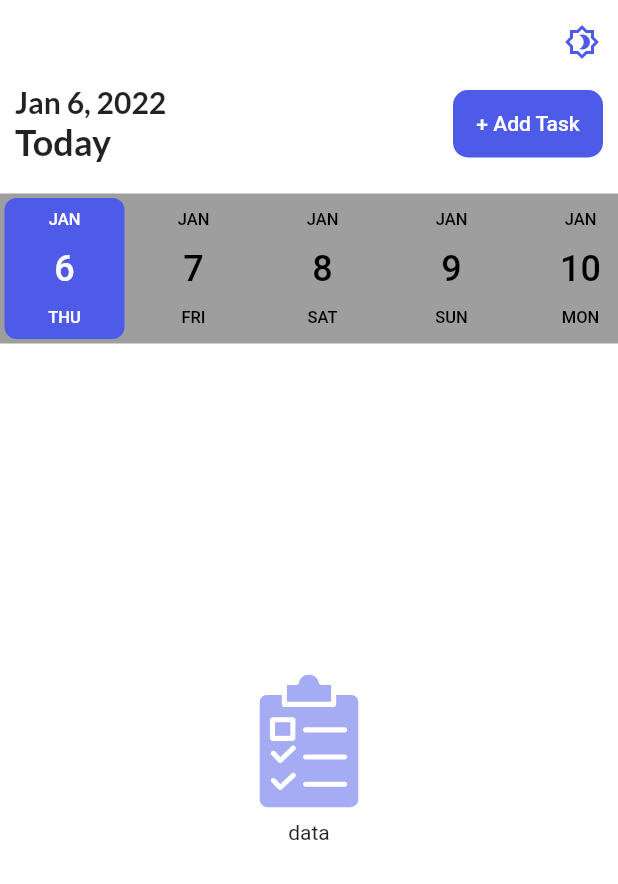
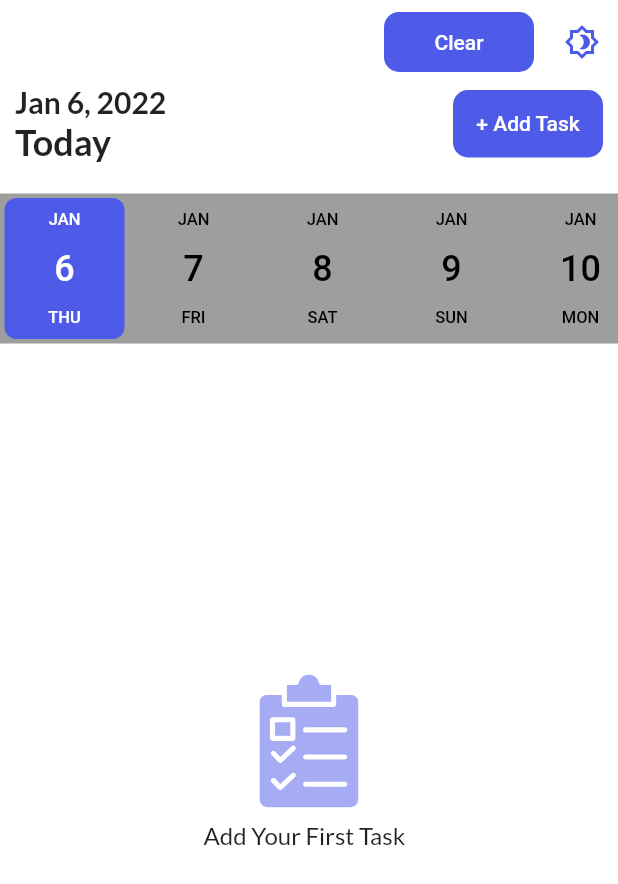
Before and after one commit to majdideveloper/todo_app, a Flutter app: the screen it shows after launch, on a phone screen of 412 x 824 dp. Shown: the top 884 px of the screen. Run offline on Flutter 3.47's test engine with Material 2 defaults, Android fonts, the phone set to English and light mode, and no system bars; drawn by our look-alikes of date_picker_timeline; our stand-ins replace flutter_local_notifications, flutter_native_timezone, flutter_staggered_animations, flutter_svg, get, get_storage and 4 more; accounts and stored records are empty.

Commit message:
complete the project

```diff
--- a/lib/controllers/task_controller.dart
+++ b/lib/controllers/task_controller.dart
@@ -19,6 +19,11 @@ class TaskController extends GetxController {
   await DBHelper.deleteFromDB(task);
   getTask();
   }
+   void deleteAllTask()async {
+
+  await DBHelper.deleteAllFromDB();
+  getTask();
+  }
  void  markIsCompletedTask(Task task)async {
   await DBHelper.updateInDB(task);
   getTask();
--- a/lib/db/db_helper.dart
+++ b/lib/db/db_helper.dart
@@ -46,6 +46,9 @@ class DBHelper {
   static Future<int> deleteFromDB(Task task) async {
     return await _db!.delete(_tableName, where: 'id = ?', whereArgs: [task.id]);
   }
+  static Future<int> deleteAllFromDB() async {
+    return await _db!.delete(_tableName);
+  }
    static Future<List<Map<String, dynamic>>>queryFromDB() async {
     return await _db!.query(_tableName);
   }
--- a/lib/main.dart
+++ b/lib/main.dart
@@ -1,4 +1,5 @@
 import 'package:flutter/material.dart';
+import 'package:flutter/services.dart';
 import 'package:get/get.dart';
 import 'package:get_storage/get_storage.dart';
 import 'package:todo_app/db/db_helper.dart';
@@ -15,6 +16,11 @@ void main() async {
   WidgetsFlutterBinding.ensureInitialized();
   await DBHelper.initDb();
   await GetStorage.init();
+        SystemChrome.setPreferredOrientations([
+        DeviceOrientation.portraitUp,
+        DeviceOrientation.portraitDown,
+      ]);
+
 
  runApp(const MyApp());
 }
--- a/lib/ui/pages/add_task_page.dart
+++ b/lib/ui/pages/add_task_page.dart
@@ -185,6 +185,7 @@ class _AddTaskPageState extends State<AddTaskPage> {
                     height: 10.0,
                   ),
                   MyButton(
+                    height: 45,
                     label: 'Create Task',
                     onTap: () {
                       _validateDate();
@@ -236,6 +237,7 @@ class _AddTaskPageState extends State<AddTaskPage> {
 
   Column paletteColor() {
     return Column(
+      crossAxisAlignment: CrossAxisAlignment.start,
       children: [
         Text(
           'Color',
@@ -265,8 +267,8 @@ class _AddTaskPageState extends State<AddTaskPage> {
                         backgroundColor: index == 0
                             ? primaryClr
                             : index == 1
-                                ? pinkClr
-                                : orangeClr,
+                                ? orangeClr
+                                : pinkClr,
                         radius: 14.0,
                       ),
                     ),
--- a/lib/ui/pages/home_page.dart
+++ b/lib/ui/pages/home_page.dart
@@ -73,7 +73,18 @@ class _HomePageState extends State<HomePage> {
               itemCount: _taskController.taskList.length,
               itemBuilder: (context, index) {
                 var task = _taskController.taskList[index];
-                if(task.repeat == 'Daily'||task.date == DateFormat.yMd().format(_selectedDate)){
+                if (task.repeat == 'Daily' ||
+                    task.date == DateFormat.yMd().format(_selectedDate) ||
+                    (task.repeat == 'Weekly' &&
+                        _selectedDate
+                                    .difference(
+                                        DateFormat.yMd().parse(task.date!))
+                                    .inDays %
+                                7 ==
+                            0) ||
+                    (task.repeat == 'Monthly' &&
+                        DateFormat.yMd().parse(task.date!).day ==
+                            _selectedDate.day)) {
                   var hour = task.startTime.toString().split(':')[0];
 
                   var date = DateFormat.jm().parse(task.startTime!);
@@ -97,10 +108,9 @@ class _HomePageState extends State<HomePage> {
                       ),
                     ),
                   );
-                }else{
+                } else {
                   return Container();
                 }
-
               });
         }
       }),
@@ -148,6 +158,7 @@ class _HomePageState extends State<HomePage> {
             milliseconds: 5000,
           ),
           child: SingleChildScrollView(
+            child: Center(
               child: Wrap(
                 alignment: WrapAlignment.start,
                 crossAxisAlignment: WrapCrossAlignment.center,
@@ -170,9 +181,13 @@ class _HomePageState extends State<HomePage> {
                   ),
                   Padding(
                     padding: EdgeInsets.all(8.0),
-                  child: Text('data'),
+                    child: Text(
+                      'Add Your First Task  ',
+                      style: subTitleStyle,
+                    ),
                   ),
                 ],
+              ),
             ),
           ),
         )
@@ -219,6 +234,7 @@ class _HomePageState extends State<HomePage> {
             ],
           ),
           MyButton(
+            height: 45,
               label: "+ Add Task",
               onTap: () async {
                 await Get.to(AddTaskPage());
@@ -235,7 +251,8 @@ class _HomePageState extends State<HomePage> {
           child: Container(
         padding: EdgeInsets.only(top: 4.0),
         width: SizeConfig.screenWidth,
-                 height: SizeConfig.screenHeight/2.5,//(SizeConfig.orientation == Orientation.landscape)
+        height: SizeConfig.screenHeight /
+            2, //(SizeConfig.orientation == Orientation.landscape)
         // ? (task.isCompleted == 1
         //     ? SizeConfig.screenHeight * 0.6
         //     : SizeConfig.screenHeight * 0.8)
@@ -262,6 +279,8 @@ class _HomePageState extends State<HomePage> {
                 : _buildBottomSheet(
                     label: 'Task Completed',
                     onTap: () {
+                      NotifyHelper().cancelNotification(task);
+
                       _taskController.markIsCompletedTask(task);
                       Get.back();
                     },
@@ -271,6 +290,7 @@ class _HomePageState extends State<HomePage> {
             _buildBottomSheet(
               label: 'Delete Task',
               onTap: () {
+                NotifyHelper().cancelNotification(task);
                 _taskController.deleteTask(task);
                 Get.back();
               },
--- a/lib/ui/pages/notification_screen.dart
+++ b/lib/ui/pages/notification_screen.dart
@@ -25,7 +25,7 @@ class _NotificationScreenState extends State<NotificationScreen> {
     return Scaffold(
       appBar: AppBar(
         leading: IconButton(
-          onPressed: () => Get.back,
+          onPressed: Get.back,// or (){}
           icon: const Icon(
             Icons.arrow_back_ios,
           ),
--- a/lib/ui/widgets/button.dart
+++ b/lib/ui/widgets/button.dart
@@ -2,13 +2,15 @@ import 'package:flutter/material.dart';
 import 'package:todo_app/ui/theme.dart';
 
 class MyButton extends StatelessWidget {
-  const MyButton({
+  MyButton({
     Key? key,
     required this.label,
     required this.onTap,
+    required this.height,
   }) : super(key: key);
 
   final String label;
+   double height = 45;
   final Function() onTap;
 
   @override
@@ -18,7 +20,7 @@ class MyButton extends StatelessWidget {
       child: Container(
         alignment: Alignment.center,
         width: 100,
-        height: 45,
+        height: height,
         decoration: BoxDecoration(
           borderRadius: BorderRadius.circular(10),
           color: primaryClr,
--- a/lib/ui/widgets/custom_appbar.dart
+++ b/lib/ui/widgets/custom_appbar.dart
@@ -1,29 +1,45 @@
 import 'package:flutter/material.dart';
 import 'package:get/get.dart';
+import 'package:todo_app/controllers/task_controller.dart';
 import 'package:todo_app/services/notification_services.dart';
 import 'package:todo_app/services/theme_services.dart';
 import 'package:todo_app/ui/theme.dart';
+import 'package:todo_app/ui/widgets/widgets.dart';
 
 class CustomAppbar extends StatelessWidget implements PreferredSizeWidget {
-   CustomAppbar({Key? key,this.visible}) : super(key: key);
-  bool? visible ;
+  CustomAppbar({Key? key, this.visible}) : super(key: key);
+  bool? visible;
+  final TaskController _taskController = Get.put(TaskController());
 
   @override
   Widget build(BuildContext context) {
     return AppBar(
-      leading:visible == true? IconButton(
-        onPressed: Get.back,
-        icon: const Icon(
-          Icons.arrow_back_ios,
-          color: primaryClr,
-        ),
-      ):Container(),
+      leading: visible == true
+          ? IconButton(
+              onPressed: Get.back,
+              icon: const Icon(
+                Icons.arrow_back_ios,
+                color: primaryClr,
+              ),
+            )
+          : Container(),
       elevation: 0.0,
       backgroundColor: context.theme.backgroundColor,
       actions: [
+        Padding(
+          padding: const EdgeInsets.all(8.0),
+          child: MyButton(
+            height: 30.0,
+            label: 'Clear',
+            onTap: () {
+                NotifyHelper().cancelAllNotification();
+              _taskController.deleteAllTask();
+
+            },
+          ),
+        ),
         IconButton(
           onPressed: () {
-
             ThemeServices().switchTheme();
             // NotifyHelper().displayNotification(title: 'majdi', body: 'now',);
             // NotifyHelper().scheduledNotification();
--- a/lib/ui/widgets/task_tile.dart
+++ b/lib/ui/widgets/task_tile.dart
@@ -17,7 +17,7 @@ class TaskTile extends StatelessWidget {
           width: SizeConfig.orientation == Orientation.landscape
             ? SizeConfig.screenWidth / 2
             : SizeConfig.screenWidth,
-            margin: EdgeInsets.only(bottom: getProportionateScreenHeight(12.0)),
+
       child: Container(
         padding: EdgeInsets.all(8.0),
         decoration: BoxDecoration(
@@ -61,7 +61,7 @@ class TaskTile extends StatelessWidget {
                           style: GoogleFonts.lato(
                             textStyle: const TextStyle(
                               fontSize: 14,
-                              color: Colors.grey,
+                              color: Colors.white,
                             ),
                           )),
                     ],
@@ -74,7 +74,7 @@ class TaskTile extends StatelessWidget {
                         textStyle: const TextStyle(
                           fontSize: 16,
                           fontWeight: FontWeight.w900,
-                          color: Colors.grey,
+                          color: Colors.white,
                         ),
                       )),
                 ],
```
Also changed, not shown: lib/services/notification_services.dart (+60 -7 lines). Lines whose indentation alone changed are shown as unchanged.
